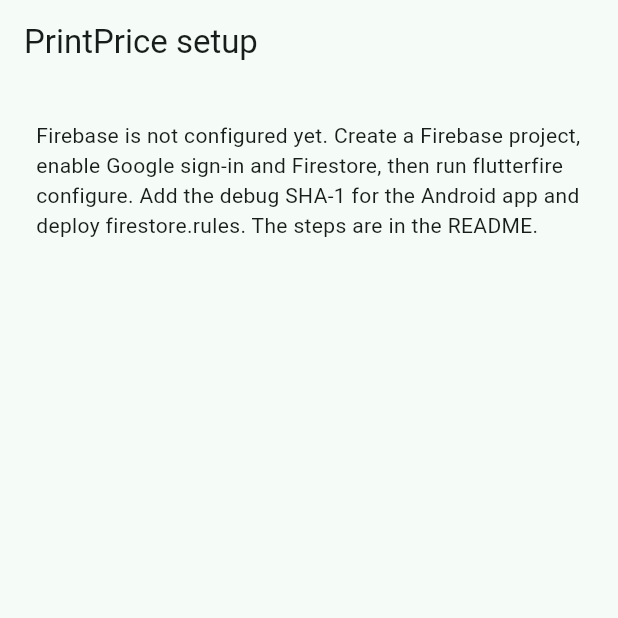
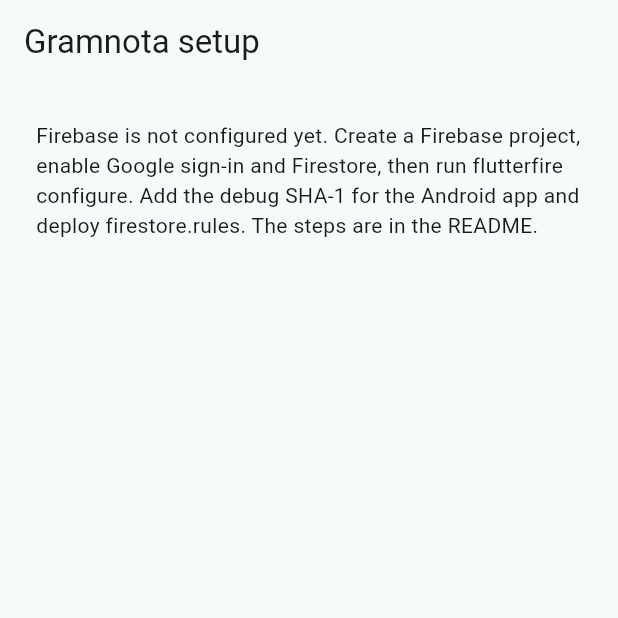
Before and after one commit to Mahinika/gramnota, a Flutter app: the screen it shows after launch, on a phone screen of 412 x 824 dp, the top half of it. Run offline on Flutter 3.47's test engine with Material 3 defaults, Android fonts, the phone set to English and light mode, and no system bars; our stand-ins replace cloud_firestore, firebase_auth, firebase_core, flutter_riverpod, freezed_annotation, go_router and 3 more; missing offline and left inert: receive_sharing_intent; accounts and stored records are empty.

Commit message:
Rename the app to Gramnota.
PrintPrice is already used for 3D-print quoting, so the product name, package id, and window title now match the name we can use.

Co-authored-by: Cursor <cursoragent@cursor.com>

```diff
--- a/lib/app.dart
+++ b/lib/app.dart
@@ -5,16 +5,16 @@ import 'core/providers.dart';
 import 'core/theme.dart';
 import 'router.dart';
 
-class PrintPriceApp extends ConsumerWidget {
-  const PrintPriceApp({super.key});
+class GramnotaApp extends ConsumerWidget {
+  const GramnotaApp({super.key});
 
   @override
   Widget build(BuildContext context, WidgetRef ref) {
     ref.watch(sharedLinkBootstrapProvider);
     final router = ref.watch(routerProvider);
     return MaterialApp.router(
-      title: 'PrintPrice',
-      theme: buildPrintPriceTheme(),
+      title: 'Gramnota',
+      theme: buildGramnotaTheme(),
       routerConfig: router,
     );
   }
--- a/lib/core/theme.dart
+++ b/lib/core/theme.dart
@@ -1,6 +1,6 @@
 import 'package:flutter/material.dart';
 
-ThemeData buildPrintPriceTheme() {
+ThemeData buildGramnotaTheme() {
   const seed = Color(0xFF0F6E56);
   final scheme = ColorScheme.fromSeed(
     seedColor: seed,
--- a/lib/features/auth/presentation/auth_screens.dart
+++ b/lib/features/auth/presentation/auth_screens.dart
@@ -10,7 +10,7 @@ class SetupScreen extends StatelessWidget {
   @override
   Widget build(BuildContext context) {
     return Scaffold(
-      appBar: AppBar(title: const Text('PrintPrice setup')),
+      appBar: AppBar(title: const Text('Gramnota setup')),
       body: const Padding(
         padding: EdgeInsets.all(24),
         child: Text(
@@ -63,7 +63,7 @@ class _SignInScreenState extends ConsumerState<SignInScreen> {
               mainAxisSize: MainAxisSize.min,
               children: [
                 Text(
-                  'PrintPrice',
+                  'Gramnota',
                   style: Theme.of(context).textTheme.headlineMedium,
                 ),
                 const SizedBox(height: 8),
--- a/lib/features/import/data/link_import_service.dart
+++ b/lib/features/import/data/link_import_service.dart
@@ -123,7 +123,7 @@ class HttpTextFetcher implements TextFetcher {
   Future<String> get(Uri uri) async {
     final response = await _client.get(
       uri,
-      headers: const {'User-Agent': 'PrintPrice/1.0'},
+      headers: const {'User-Agent': 'Gramnota/1.0'},
     );
     if (response.statusCode < 200 || response.statusCode >= 300) {
       throw HttpException('Request failed (${response.statusCode}) for $uri');
@@ -136,7 +136,7 @@ class HttpTextFetcher implements TextFetcher {
     final response = await _client.post(
       uri,
       headers: const {
-        'User-Agent': 'PrintPrice/1.0',
+        'User-Agent': 'Gramnota/1.0',
         'Content-Type': 'application/json',
       },
       body: jsonEncode(body),
--- a/lib/features/settings/presentation/settings_screen.dart
+++ b/lib/features/settings/presentation/settings_screen.dart
@@ -192,7 +192,7 @@ class _SettingsScreenState extends ConsumerState<SettingsScreen> {
                 builder: (context) => AlertDialog(
                   title: const Text('Delete account'),
                   content: const Text(
-                    'This deletes your workshop data and Google sign-in for PrintPrice.',
+                    'This deletes your workshop data and Google sign-in for Gramnota.',
                   ),
                   actions: [
                     TextButton(
--- a/lib/features/sharing/presentation/inbox_screen.dart
+++ b/lib/features/sharing/presentation/inbox_screen.dart
@@ -53,7 +53,7 @@ Future<void> sendItem({
   }
   if (recipient == null) {
     ScaffoldMessenger.of(context).showSnackBar(
-      const SnackBar(content: Text('No PrintPrice user with that email.')),
+      const SnackBar(content: Text('No Gramnota user with that email.')),
     );
     return;
   }
@@ -68,7 +68,7 @@ Future<void> sendItem({
     recipientUid: recipient.uid,
     type: type,
     payload: payload,
-    senderName: user?.displayName ?? user?.email ?? 'PrintPrice user',
+    senderName: user?.displayName ?? user?.email ?? 'Gramnota user',
     senderEmail: user?.email ?? '',
   );
   if (context.mounted) {
--- a/lib/main.dart
+++ b/lib/main.dart
@@ -20,5 +20,5 @@ Future<void> main() async {
       await GoogleSignIn.instance.initialize();
     }
   }
-  runApp(const ProviderScope(child: PrintPriceApp()));
+  runApp(const ProviderScope(child: GramnotaApp()));
 }
--- a/pubspec.yaml
+++ b/pubspec.yaml
@@ -1,4 +1,4 @@
-name: printprice
+name: gramnota
 description: Sale prices for 3D prints, on Android and Windows.
 # The following line prevents the package from being accidentally published to
 # pub.dev using `flutter pub publish`. This is preferred for private packages.
```
Also changed, not shown: lib/firebase_options.dart, 12 other files.
